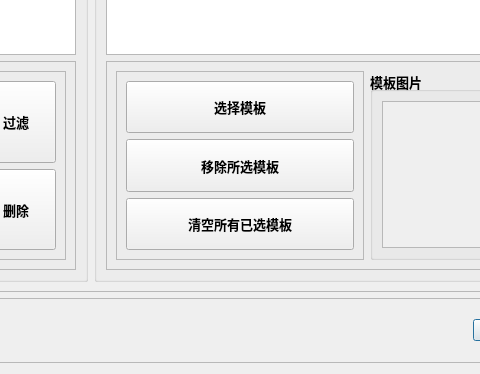
Above: DialogSelectTemp.ui from youngblood1998/helmet_detect before the change; both pictures show x 479 to 959 and y 309 to 683 of the 1139 by 683 pixel window. Below: the same form after it.
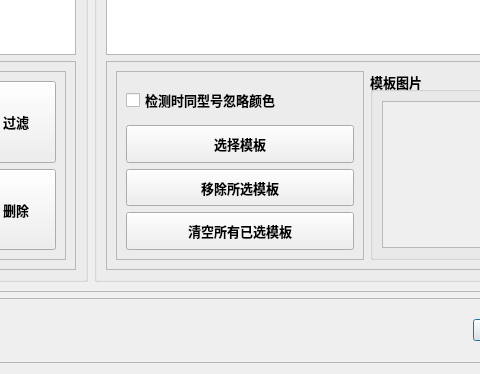
That is the form after the change.

Commit message: add ignore color export

Diff of the .ui file:
```diff
--- a/DialogSelectTemp.ui
+++ b/DialogSelectTemp.ui
@@ -239,6 +239,19 @@
                <enum>QFrame::Raised</enum>
               </property>
               <layout class="QVBoxLayout" name="verticalLayout_9">
+               <item>
+                <widget class="QCheckBox" name="checkBoxIgnoreColor">
+                 <property name="sizePolicy">
+                  <sizepolicy hsizetype="Minimum" vsizetype="Expanding">
+                   <horstretch>0</horstretch>
+                   <verstretch>0</verstretch>
+                  </sizepolicy>
+                 </property>
+                 <property name="text">
+                  <string>检测时同型号忽略颜色</string>
+                 </property>
+                </widget>
+               </item>
                <item>
                 <widget class="QPushButton" name="btnSelect">
                  <property name="sizePolicy">
```
The commit also changes 13 other files.
